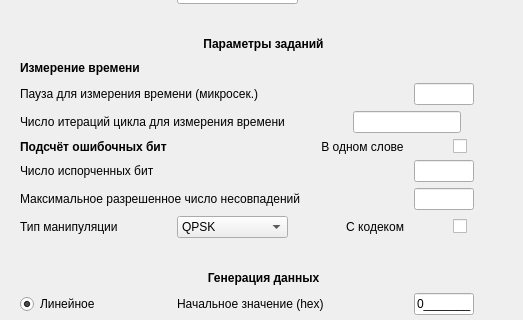
Before: the Qt Designer form default/settings_null_test.ui in Veala/host_tgca-for-t_hsc, drawn with Qt 5; both pictures show x 0 to 523 and y 238 to 558 of the 523 by 671 pixel window.
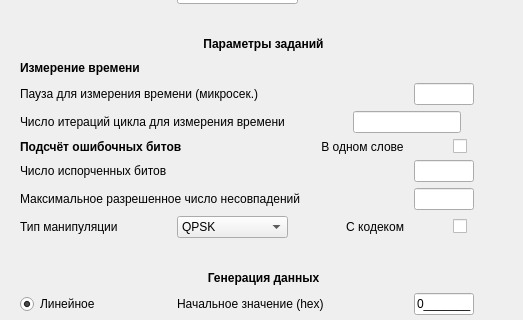
After: the same form once the commit is applied. Icons and pictures are not drawn.

What changed in the file:
```diff
--- a/default/settings_null_test.ui
+++ b/default/settings_null_test.ui
@@ -532,7 +532,7 @@
    <item row="19" column="0" colspan="4">
     <widget class="QLabel" name="labelErrBit">
      <property name="text">
-      <string>Число испорченных бит</string>
+      <string>Число испорченных битов</string>
      </property>
     </widget>
    </item>
@@ -658,7 +658,7 @@
       </font>
      </property>
      <property name="text">
-      <string>Подсчёт ошибочных бит</string>
+      <string>Подсчёт ошибочных битов</string>
      </property>
     </widget>
    </item>
```
